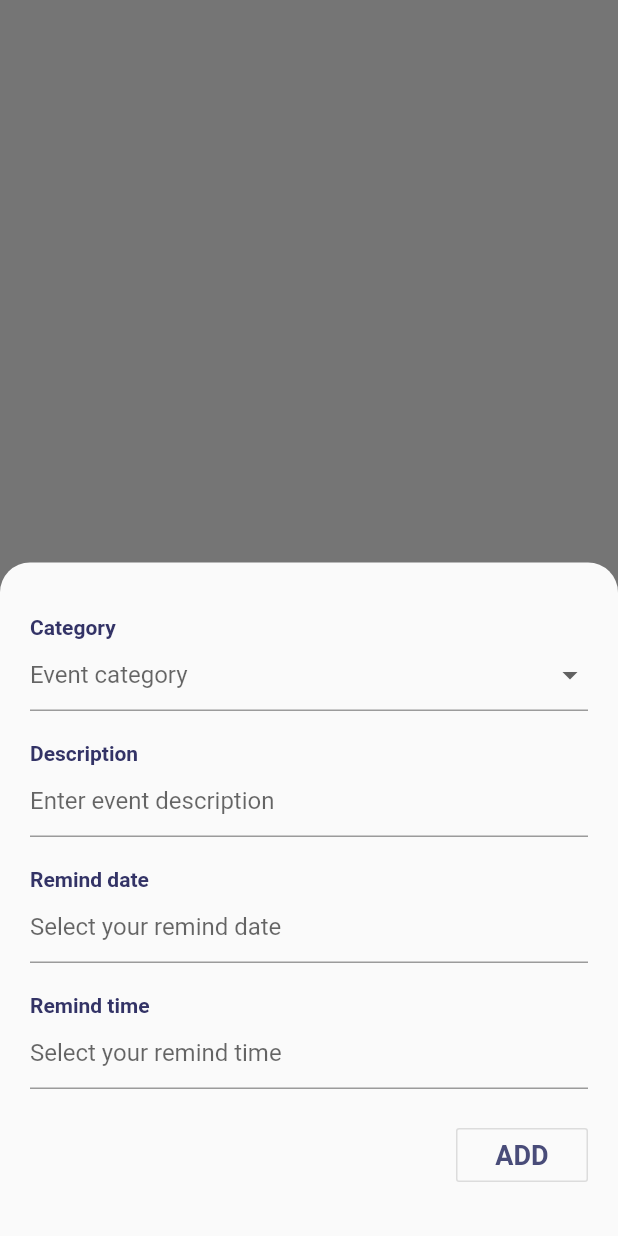
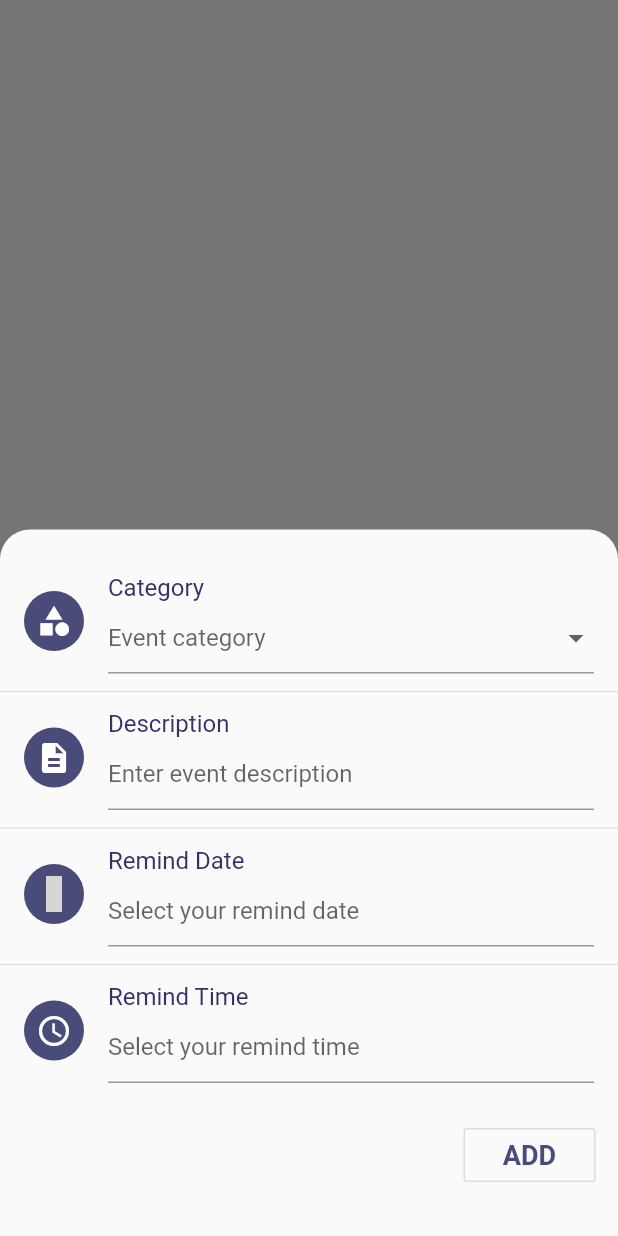
Before and after one commit to abishaan/Reminder, a Flutter app: the HomeScreen screen opened directly with empty values, item 4 of the bottom bar chosen, after a tap on the "add" icon, on a phone screen of 412 x 824 dp. Run offline on Flutter 3.47's test engine with Material 2 defaults, Android fonts, the phone set to English and light mode, and no system bars; our stand-ins replace cloud_firestore, flutter_spinkit, material_design_icons_flutter, table_calendar; accounts and stored records are empty; grey boxes are pictures that could not be loaded.

Commit message:
working v2:- create ui changed + category crud added

```diff
--- /dev/null
+++ b/lib/models/category.dart
@@ -0,0 +1,15 @@
+import 'dart:ui';
+import 'package:cloud_firestore/cloud_firestore.dart';
+import 'package:flutter/material.dart';
+
+class Category {
+  final Color color;
+  final IconData icon;
+  final String name;
+
+  DocumentReference reference;
+
+  Category({this.color, this.icon, this.name, this.reference});
+
+  toJson() => {"color": color, "icon": icon, "name": name};
+}
--- a/lib/models/event.dart
+++ b/lib/models/event.dart
@@ -6,8 +6,8 @@ class RemindEvent {
   final String remindDate;
   final String remindTime;
   final int timestamp;
+
   String id;
-
   DocumentReference reference;
 
   RemindEvent(
@@ -27,15 +27,13 @@ class RemindEvent {
         remindTime = snapshot.data['remindTime'] ?? '',
         timestamp = snapshot.data['timestamp'] ?? 0;
 
-  toJson() {
-    return {
+  toJson() => {
         'category': category,
         'description': description,
         'remindDate': remindDate,
         'remindTime': remindTime,
         'timestamp': timestamp
       };
-  }
 
   @override
   String toString() {
--- a/lib/screens/calendar_screen/calendar_style.dart
+++ b/lib/screens/calendar_screen/calendar_style.dart
@@ -18,9 +18,9 @@ final calendarHeaderStyle = HeaderStyle(
   formatButtonVisible: false,
   centerHeaderTitle: true,
   titleTextStyle: TextStyle(
-    color: ThemeColor.darkAccent,
-    fontSize: 18,
+    fontSize: 20,
     fontWeight: FontWeight.w500,
+    color: ThemeColor.primaryAccent,
   ),
 );
 
--- a/lib/screens/event_screen/create_event.dart
+++ b/lib/screens/event_screen/create_event.dart
@@ -1,6 +1,7 @@
 import 'package:cloud_firestore/cloud_firestore.dart';
 import 'package:flutter/material.dart';
 import 'package:intl/intl.dart';
+import 'package:material_design_icons_flutter/material_design_icons_flutter.dart';
 import 'package:reminder/services/event_service.dart';
 import 'package:reminder/models/event.dart';
 import 'package:reminder/themes/theme_color.dart';
@@ -101,7 +102,7 @@ class _CreateEventWidgetState extends State<CreateEventWidget> {
   @override
   Widget build(BuildContext context) {
     return Container(
-      padding: EdgeInsets.fromLTRB(20, 35, 20, 10),
+      padding: EdgeInsets.only(top: 25, bottom: 10),
       child: SingleChildScrollView(
         padding:
             EdgeInsets.only(bottom: MediaQuery.of(context).viewInsets.bottom),
@@ -111,12 +112,21 @@ class _CreateEventWidgetState extends State<CreateEventWidget> {
             crossAxisAlignment: CrossAxisAlignment.start,
             mainAxisSize: MainAxisSize.min,
             children: <Widget>[
-              _formHeading('Category'),
-              Padding(
-                padding: const EdgeInsets.only(
-                  bottom: 20.0,
+              InkWell(
+                onTap: () {},
+                child: ListTile(
+                  leading: CircleAvatar(
+                    child: Icon(Icons.category, color: Colors.white),
+                    backgroundColor: ThemeColor.primaryAccent,
                   ),
-                child: DropdownButtonFormField(
+                  title: Text(
+                    'Category',
+                    style: TextStyle(
+                      color: ThemeColor.darkAccent,
+                      fontWeight: FontWeight.w400,
+                    ),
+                  ),
+                  subtitle: DropdownButtonFormField(
                     value: _eventCategory != null ? _eventCategory : null,
                     items: _categories
                         .map((category) => DropdownMenuItem(
@@ -131,13 +141,27 @@ class _CreateEventWidgetState extends State<CreateEventWidget> {
                     isDense: true,
                     validator: (value) =>
                         value == null ? 'Please select event category' : null,
-                  onChanged: (value) => setState(() => _eventCategory = value),
+                    onChanged: (value) =>
+                        setState(() => _eventCategory = value),
                   ),
                 ),
-              _formHeading('Description'),
-              Padding(
-                padding: const EdgeInsets.only(bottom: 20.0),
-                child: TextFormField(
+              ),
+              Divider(),
+              InkWell(
+                onTap: () {},
+                child: ListTile(
+                  leading: CircleAvatar(
+                    child: Icon(Icons.description, color: Colors.white),
+                    backgroundColor: ThemeColor.primaryAccent,
+                  ),
+                  title: Text(
+                    'Description',
+                    style: TextStyle(
+                      color: ThemeColor.darkAccent,
+                      fontWeight: FontWeight.w400,
+                    ),
+                  ),
+                  subtitle: TextFormField(
                     style: TextStyle(color: Colors.grey[600]),
                     initialValue:
                         _eventDescription != null ? _eventDescription : null,
@@ -150,10 +174,23 @@ class _CreateEventWidgetState extends State<CreateEventWidget> {
                         setState(() => _eventDescription = value),
                   ),
                 ),
-              _formHeading('Remind date'),
-              Padding(
-                padding: const EdgeInsets.only(bottom: 20.0),
-                child: TextFormField(
+              ),
+              Divider(),
+              InkWell(
+                onTap: () {},
+                child: ListTile(
+                  leading: CircleAvatar(
+                    child: Icon(MdiIcons.calendar, color: Colors.white),
+                    backgroundColor: ThemeColor.primaryAccent,
+                  ),
+                  title: Text(
+                    'Remind Date',
+                    style: TextStyle(
+                      color: ThemeColor.darkAccent,
+                      fontWeight: FontWeight.w400,
+                    ),
+                  ),
+                  subtitle: TextFormField(
                     onTap: () async {
                       final selectedDate = await _inputRemindDate(context);
                       setState(() {
@@ -168,10 +205,23 @@ class _CreateEventWidgetState extends State<CreateEventWidget> {
                     ),
                   ),
                 ),
-              _formHeading('Remind time'),
-              Padding(
-                padding: const EdgeInsets.only(bottom: 20.0),
-                child: TextFormField(
+              ),
+              Divider(),
+              InkWell(
+                onTap: () {},
+                child: ListTile(
+                  leading: CircleAvatar(
+                    child: Icon(Icons.access_time, color: Colors.white),
+                    backgroundColor: ThemeColor.primaryAccent,
+                  ),
+                  title: Text(
+                    'Remind Time',
+                    style: TextStyle(
+                      color: ThemeColor.darkAccent,
+                      fontWeight: FontWeight.w400,
+                    ),
+                  ),
+                  subtitle: TextFormField(
                     onTap: () async {
                       final selectedTime = await _inputRemindTime(context);
                       setState(() {
@@ -186,8 +236,9 @@ class _CreateEventWidgetState extends State<CreateEventWidget> {
                     ),
                   ),
                 ),
+              ),
               Container(
-                padding: const EdgeInsets.only(bottom: 20.0),
+                padding: EdgeInsets.symmetric(vertical: 20.0, horizontal: 15),
                 alignment: Alignment.bottomRight,
                 child: OutlineButton(
                   child: Text(
--- a/lib/screens/home_screen.dart
+++ b/lib/screens/home_screen.dart
@@ -2,10 +2,13 @@ import 'dart:core';
 import 'package:flutter/material.dart';
 import 'package:material_design_icons_flutter/material_design_icons_flutter.dart';
 import 'package:provider/provider.dart';
+import 'package:reminder/models/category.dart';
 import 'package:reminder/models/event.dart';
 import 'package:reminder/screens/calendar_screen/calendar_screen.dart';
 import 'package:reminder/screens/category_screen/category_screen.dart';
+import 'package:reminder/screens/category_screen/create_category.dart';
 import 'package:reminder/screens/event_screen/event_screen.dart';
+import 'package:reminder/services/category_service.dart';
 import 'package:reminder/services/event_service.dart';
 import 'package:reminder/themes/theme_color.dart';
 import 'package:reminder/screens/event_screen/create_event.dart';
@@ -36,7 +39,10 @@ class _HomeScreenState extends State<HomeScreen> {
         value: EventService().getAllEvents(),
         child: CalendarScreen(),
       ),
-      CategoryScreen(),
+      StreamProvider<List<Category>>.value(
+        value: CategoryService().getAllCategories(),
+        child: CategoryScreen(),
+      ),
       Center(child: Text('Settings')),
     ];
 
@@ -54,9 +60,9 @@ class _HomeScreenState extends State<HomeScreen> {
             ),
             isScrollControlled: true,
             context: context,
-            builder: (_) => CreateEventWidget(
-              isEdit: false,
-            ),
+            builder: (_) => _bottomNavCategory
+                ? CreateCategoryWidget(isEdit: false)
+                : CreateEventWidget(isEdit: false),
           );
         },
         tooltip: 'Add Event',
--- /dev/null
+++ b/lib/services/category_service.dart
@@ -0,0 +1,51 @@
+import 'package:cloud_firestore/cloud_firestore.dart';
+import 'package:reminder/models/category.dart';
+import 'package:reminder/utils/constants.dart';
+
+class CategoryService {
+  final CollectionReference _collectionReference = Firestore.instance
+      .collection(Constants.userCollection)
+      .document(Constants.uid)
+      .collection(Constants.categoryCollection);
+
+  Stream<List<Category>> getAllCategories() {
+    return _collectionReference.snapshots().map(_categoryListFormSnapshot);
+  }
+
+  List<Category> _categoryListFormSnapshot(QuerySnapshot snapshot) {
+    return snapshot.documents
+        .map((document) => Category(
+              reference: document.reference,
+              color: document.data['color'] ?? '',
+              icon: document.data['icon'] ?? '',
+              name: document.data['name'] ?? '',
+            ))
+        .toList();
+  }
+
+  addCategory(Category category) async {
+    try {
+      await _collectionReference.document().setData(category.toJson());
+    } catch (e) {
+      print('Error: ${e.toString()}');
+    }
+  }
+
+  updateCategory(Category category) async {
+    try {
+      await _collectionReference
+          .document(category.reference.documentID)
+          .updateData(category.toJson());
+    } catch (e) {
+      print('Error: ${e.toString()}');
+    }
+  }
+
+  deleteCategory(DocumentReference reference) async {
+    try {
+      await _collectionReference.document(reference.documentID).delete();
+    } catch (e) {
+      print('Error: ${e.toString()}');
+    }
+  }
+}
```
Also changed, not shown: lib/screens/calendar_screen/calendar_screen.dart (+9 -10 lines), lib/screens/category_screen/category_screen.dart (+41 -24 lines), lib/screens/category_screen/category_widget.dart (+27 -20 lines), lib/screens/category_screen/create_category.dart (added, +184 -0 lines), lib/services/category_api.dart (deleted, +0 -47 lines), lib/shared/label_widget.dart (deleted, +0 -33 lines). Lines whose indentation alone changed are shown as unchanged.
